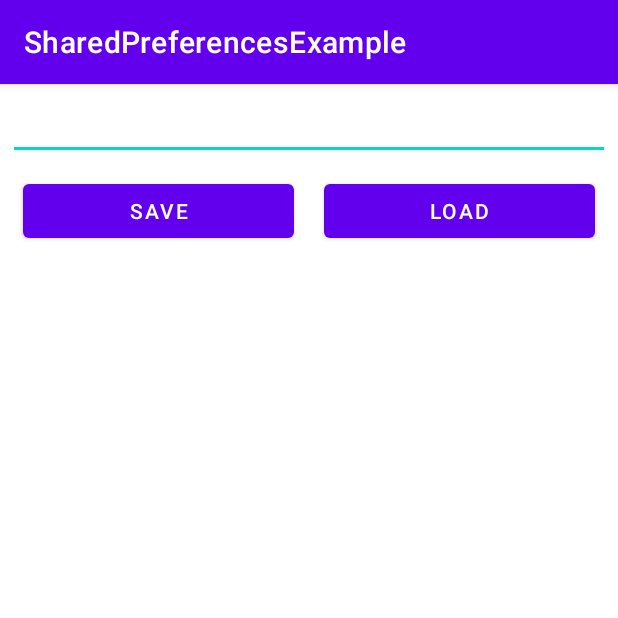
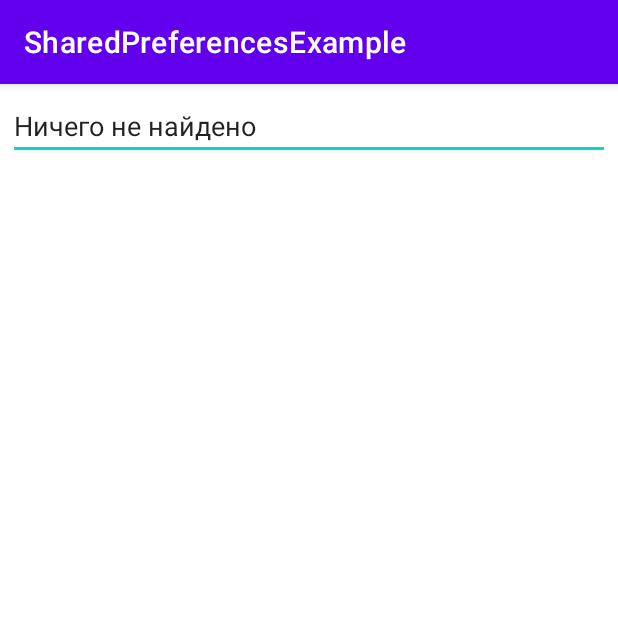
Before and after one commit to marselich/SharedPreferencesExample, an Android app: the screen it shows after launch (MainActivity), on a phone screen of 412 x 824 dp, the top half of it. Run offline under Robolectric (Android 15) with nearby library versions, the phone set to English and light mode, and no system bars.

```diff
--- a/app/src/main/java/ru/kalievmars/sharedpreferencesexample/MainActivity.java
+++ b/app/src/main/java/ru/kalievmars/sharedpreferencesexample/MainActivity.java
@@ -5,19 +5,23 @@ import androidx.appcompat.app.AppCompatActivity;
 
 import android.content.SharedPreferences;
 import android.os.Bundle;
+import android.util.Log;
+import android.view.KeyEvent;
 import android.view.View;
 import android.widget.Button;
 import android.widget.EditText;
+import android.widget.TextView;
 import android.widget.Toast;
 
 import java.util.Set;
 
-public class MainActivity extends AppCompatActivity implements View.OnClickListener {
+public class MainActivity extends AppCompatActivity  {
 
     EditText editText;
     Button btnSave, btnLoad;
     SharedPreferences sharedPreferences;
     final String SAVED_TEXT = "saved text";
+
 
     @Override
     protected void onCreate(Bundle savedInstanceState) {
@@ -28,23 +32,35 @@ public class MainActivity extends AppCompatActivity implements View.OnClickListe
         btnSave = findViewById(R.id.btnSave);
         btnLoad = findViewById(R.id.btnLoad);
 
-        btnSave.setOnClickListener(this);
-        btnLoad.setOnClickListener(this);
+//        btnSave.setOnClickListener(this);
+//        btnLoad.setOnClickListener(this);
+
+        loadText();
+        editText.setOnEditorActionListener(editorActionListener);
     }
 
-    @Override
-    public void onClick(View v) {
-        switch (v.getId()) {
-            case R.id.btnSave:
-                saveText();
-                break;
-            case R.id.btnLoad:
-                loadText();
-                break;
-            default:
-                break;
+    private TextView.OnEditorActionListener editorActionListener = new TextView.OnEditorActionListener() {
+        @Override
+        public boolean onEditorAction(TextView v, int actionId, KeyEvent event) {
+            saveText();
+            Log.d(SAVED_TEXT, editText.getText().toString());
+            return true;
         }
-    }
+    };
+
+//    @Override
+//    public void onClick(View v) {
+//        switch (v.getId()) {
+//            case R.id.btnSave:
+//                saveText();
+//                break;
+//            case R.id.btnLoad:
+//                loadText();
+//                break;
+//            default:
+//                break;
+//        }
+//    }
 
     private void loadText() {
         sharedPreferences = getPreferences(MODE_PRIVATE);
@@ -60,4 +76,10 @@ public class MainActivity extends AppCompatActivity implements View.OnClickListe
         ed.commit();
         Toast.makeText(this, "Текст сохранен!", Toast.LENGTH_LONG).show();
     }
+
+    @Override
+    protected void onDestroy() {
+        super.onDestroy();
+        saveText();
+    }
 }
--- a/app/src/main/res/layout/activity_main.xml
+++ b/app/src/main/res/layout/activity_main.xml
@@ -25,7 +25,8 @@
         app:layout_constraintTop_toBottomOf="@+id/editText"
         app:layout_constraintEnd_toStartOf="@+id/btnLoad"
         android:layout_marginTop="10dp"
-        android:layout_marginHorizontal="@dimen/button_margin_horizontal"/>
+        android:layout_marginHorizontal="@dimen/button_margin_horizontal"
+        android:visibility="gone"/>
 
     <Button
         android:id="@+id/btnLoad"
@@ -36,6 +37,7 @@
         app:layout_constraintStart_toEndOf="@+id/btnSave"
         app:layout_constraintTop_toTopOf="@+id/btnSave"
         app:layout_constraintEnd_toEndOf="@id/editText"
-        android:layout_marginHorizontal="@dimen/button_margin_horizontal"/>
+        android:layout_marginHorizontal="@dimen/button_margin_horizontal"
+        android:visibility="gone"/>
 
 </androidx.constraintlayout.widget.ConstraintLayout>
```
